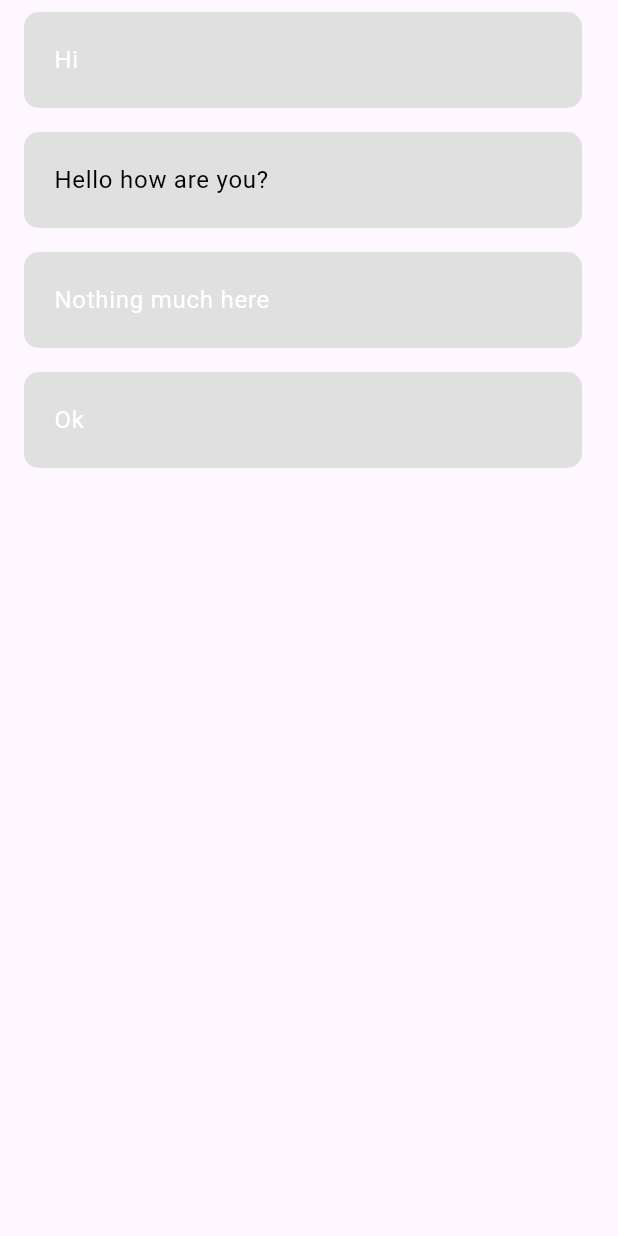
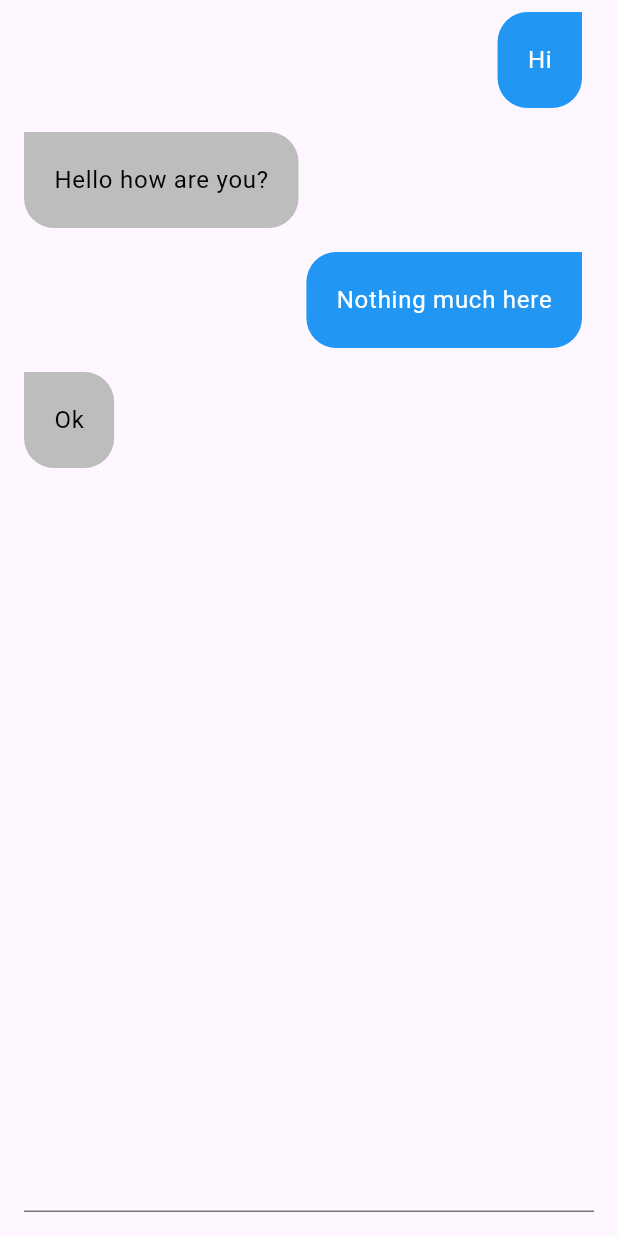
Before and after one commit to akshmohan/ai_chat, a Flutter app: the screen it shows after launch, on a phone screen of 412 x 824 dp. Run offline on Flutter 3.47's test engine with Material 3 defaults, Android fonts, the phone set to English and light mode, and no system bars.

```diff
--- a/lib/home_page.dart
+++ b/lib/home_page.dart
@@ -15,28 +15,61 @@ class _HomePageState extends State<HomePage> {
     Message(text: "Hi", isUser: true),
     Message(text: "Hello how are you?", isUser: false),
     Message(text: "Nothing much here", isUser: true),
-    Message(text: "Ok", isUser: true),
+    Message(text: "Ok", isUser: false),
   ];
+
+final TextEditingController _controller = TextEditingController();
 
   @override
   Widget build(BuildContext context) {
+
    return Scaffold(
-        body: ListView.builder(
+        body: Column(
+          children: [
+            Expanded(
+              child: ListView.builder(
                   itemCount: _messages.length,
                   itemBuilder: (context, index) {
                     final message = _messages[index];
                     return ListTile(
-                title: Container(
+                      title: Align(
+                        alignment: message.isUser
+                            ? Alignment.centerRight
+                            : Alignment.centerLeft,
+                        child: Container(
                           padding: EdgeInsets.all(20),
                           decoration: BoxDecoration(
-                      color: Colors.grey[300],
-                      borderRadius: BorderRadius.circular(10)),
+                            color: message.isUser ? Colors.blue : Colors.grey[400],
+                            borderRadius: message.isUser
+                                ? BorderRadius.only(
+                                    topLeft: Radius.circular(20),
+                                    bottomRight: Radius.circular(20),
+                                    bottomLeft: Radius.circular(20),
+                                  )
+                                : BorderRadius.only(
+                                    topRight: Radius.circular(20),
+                                    bottomLeft: Radius.circular(20),
+                                    bottomRight: Radius.circular(20),
+                                  ),
+                          ),
                           child: Text(
                             message.text,
-                    style: TextStyle(color: message.isUser ? Colors.white: Colors.black),
+                            style: TextStyle(
+                                color: message.isUser ? Colors.white : Colors.black),
+                          ),
                         ),
                       ),
                     );
-            }));
+                  }),
+            ),
+
+            Padding(
+              padding: const EdgeInsets.all(16.0),
+              child: TextField(
+               controller: _controller,
+              ),
+            )
+          ],
+        ));
   }
 }
--- a/lib/main.dart
+++ b/lib/main.dart
@@ -11,6 +11,7 @@ class MyApp extends StatelessWidget {
   @override
   Widget build(BuildContext context) {
     return MaterialApp(
+      debugShowCheckedModeBanner: false,
       title: 'Flutter Demo',
       theme: ThemeData(
         colorScheme: ColorScheme.fromSeed(seedColor: Colors.deepPurple),
```
Lines whose indentation alone changed are shown as unchanged.
